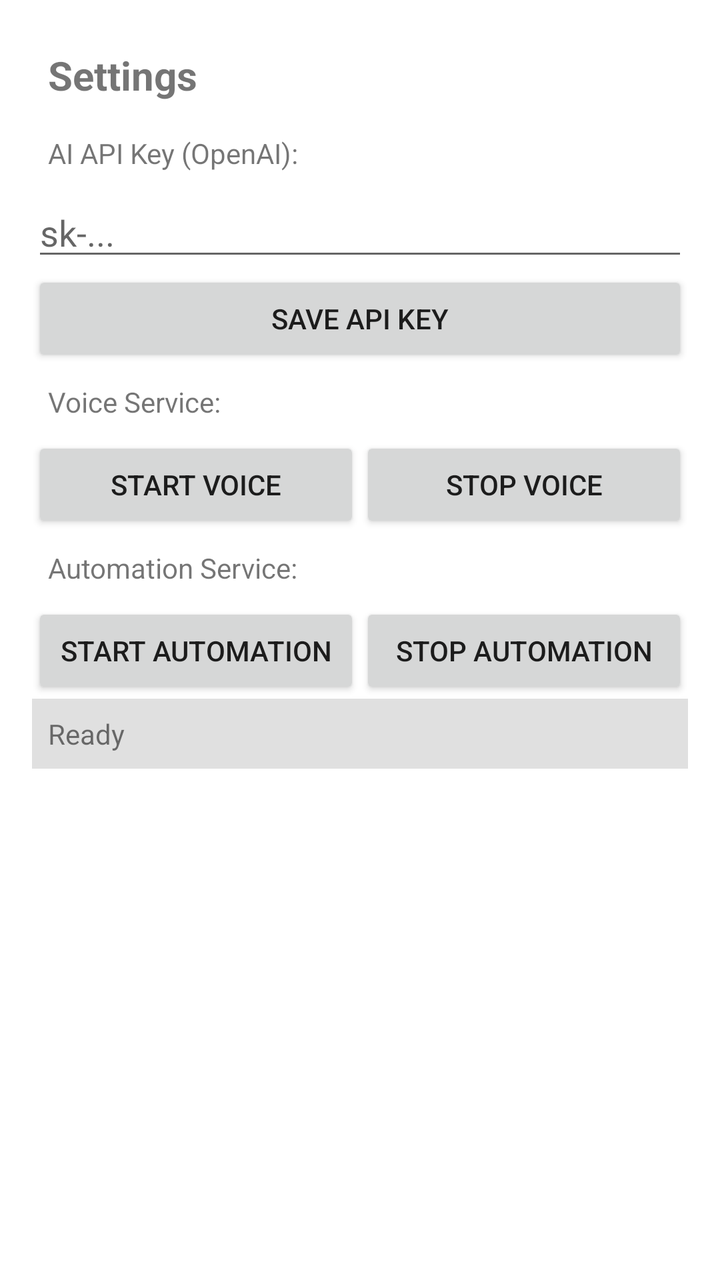
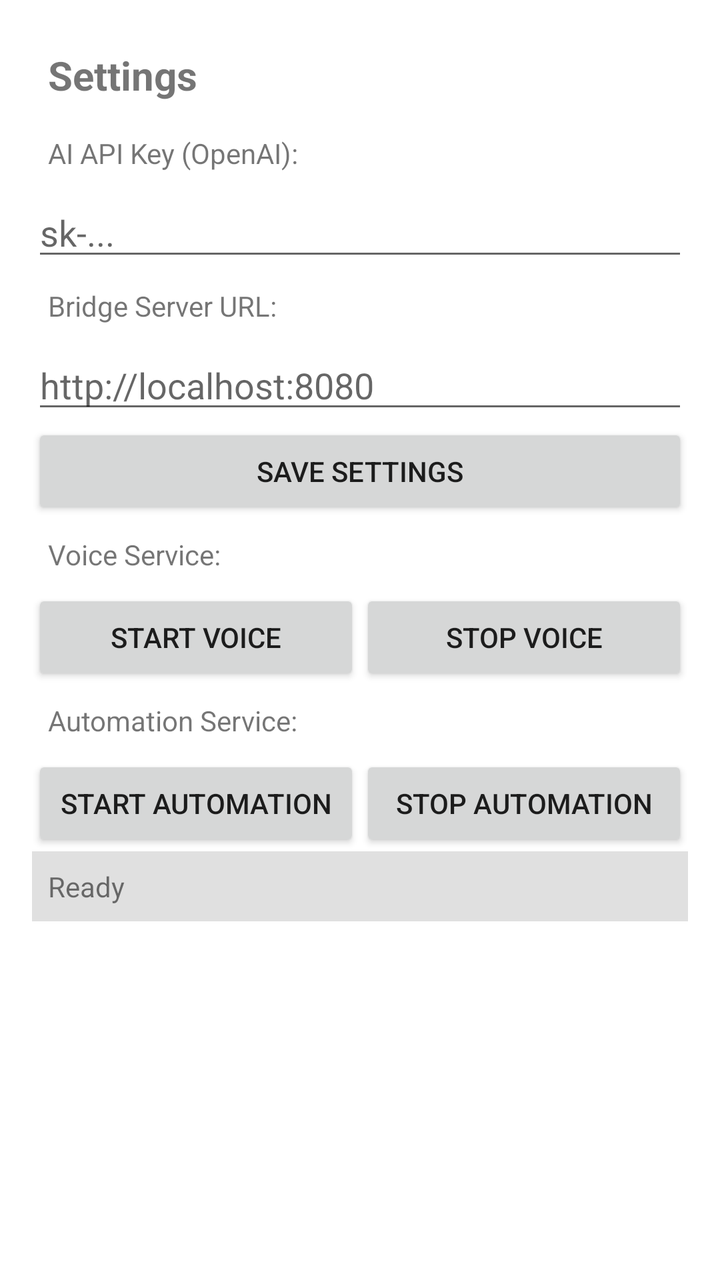

The first picture is an Android layout as it rendered before a commit; the second is the same layout after the commit. The layout source and the unified diff follow.
<!-- AndroidManifest.xml: application theme Theme.BridgeApp -->
<!-- res/layout/activity_settings.xml -->
<?xml version="1.0" encoding="utf-8"?>
<LinearLayout xmlns:android="http://schemas.android.com/apk/res/android"
    android:layout_width="match_parent"
    android:layout_height="match_parent"
    android:orientation="vertical"
    android:padding="16dp">

    <TextView
        android:layout_width="match_parent"
        android:layout_height="wrap_content"
        android:text="Settings"
        android:textSize="20sp"
        android:textStyle="bold"
        android:padding="8dp" />

    <TextView
        android:layout_width="match_parent"
        android:layout_height="wrap_content"
        android:text="AI API Key (OpenAI):"
        android:padding="8dp" />

    <EditText
        android:id="@+id/apiKeyInput"
        android:layout_width="match_parent"
        android:layout_height="wrap_content"
        android:hint="sk-..."
        android:inputType="textPassword" />

    <Button
        android:id="@+id/saveButton"
        android:layout_width="match_parent"
        android:layout_height="wrap_content"
        android:text="Save API Key" />

    <TextView
        android:layout_width="match_parent"
        android:layout_height="wrap_content"
        android:text="Voice Service:"
        android:padding="8dp" />

    <LinearLayout
        android:layout_width="match_parent"
        android:layout_height="wrap_content"
        android:orientation="horizontal">

        <Button
            android:id="@+id/startVoiceButton"
            android:layout_width="0dp"
            android:layout_height="wrap_content"
            android:layout_weight="1"
            android:text="Start Voice" />

        <Button
            android:id="@+id/stopVoiceButton"
            android:layout_width="0dp"
            android:layout_height="wrap_content"
            android:layout_weight="1"
            android:text="Stop Voice" />

    </LinearLayout>

    <TextView
        android:layout_width="match_parent"
        android:layout_height="wrap_content"
        android:text="Automation Service:"
        android:padding="8dp" />

    <LinearLayout
        android:layout_width="match_parent"
        android:layout_height="wrap_content"
        android:orientation="horizontal">

        <Button
            android:id="@+id/startAutomationButton"
            android:layout_width="0dp"
            android:layout_height="wrap_content"
            android:layout_weight="1"
            android:text="Start Automation" />

        <Button
            android:id="@+id/stopAutomationButton"
            android:layout_width="0dp"
            android:layout_height="wrap_content"
            android:layout_weight="1"
            android:text="Stop Automation" />

    </LinearLayout>

    <TextView
        android:id="@+id/statusText"
        android:layout_width="match_parent"
        android:layout_height="wrap_content"
        android:text="Ready"
        android:padding="8dp"
        android:background="#E0E0E0" />

</LinearLayout>
<!-- resources referenced by this layout -->
<resources>
  <style name="Theme.BridgeApp" parent="Theme.MaterialComponents.DayNight.DarkActionBar">
          <item name="colorPrimary">#6200EE</item>
          <item name="colorPrimaryVariant">#3700B3</item>
          <item name="colorOnPrimary">#FFFFFF</item>
          <item name="colorSecondary">#03DAC5</item>
          <item name="colorSecondaryVariant">#018786</item>
          <item name="colorOnSecondary">#000000</item>
      </style>
</resources>

<!-- the commit's change to res/layout/activity_settings.xml (unified diff, before → after) -->
@@ -26,11 +26,24 @@
         android:hint="sk-..."
         android:inputType="textPassword" />
 
+    <TextView
+        android:layout_width="match_parent"
+        android:layout_height="wrap_content"
+        android:text="Bridge Server URL:"
+        android:padding="8dp" />
+
+    <EditText
+        android:id="@+id/serverUrlInput"
+        android:layout_width="match_parent"
+        android:layout_height="wrap_content"
+        android:hint="http://localhost:8080"
+        android:inputType="text" />
+
     <Button
         android:id="@+id/saveButton"
         android:layout_width="match_parent"
         android:layout_height="wrap_content"
-        android:text="Save API Key" />
+        android:text="Save Settings" />
 
     <TextView
         android:layout_width="match_parent"
